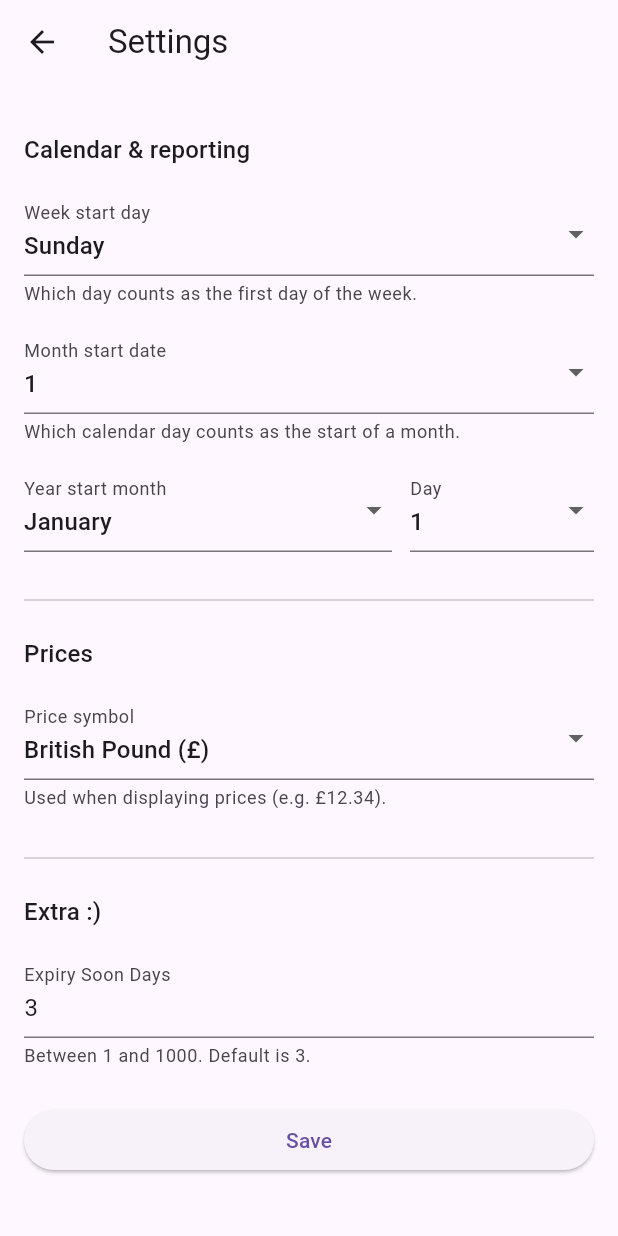
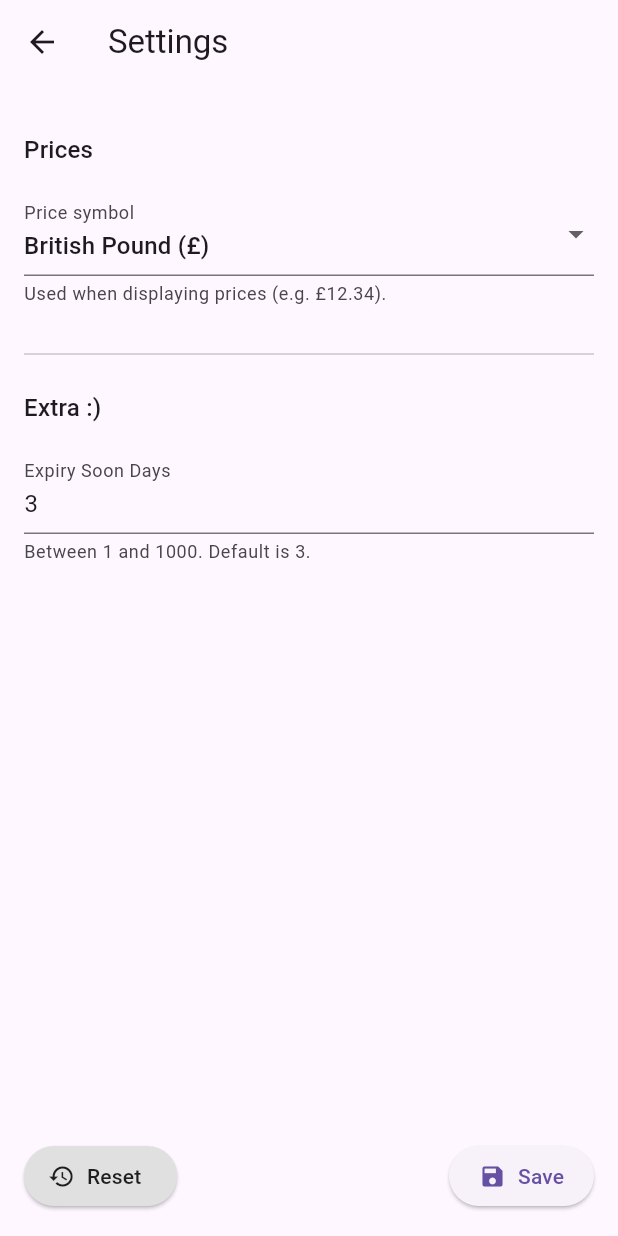
Before and after one commit to Tiny-Clowns/FridgeNaut, a Flutter app: the SettingsPage screen opened directly, on a phone screen of 412 x 824 dp. Run offline on Flutter 3.47's test engine with Material 3 defaults, Android fonts, the phone set to English and light mode, and no system bars; our stand-ins replace flutter_riverpod, image_picker, shared_preferences, sqflite; accounts and stored records are empty.

Commit message:
#43 Added reset button in settings page

```diff
--- a/project/flutter_fridge_app/lib/pages/settings.dart
+++ b/project/flutter_fridge_app/lib/pages/settings.dart
@@ -33,30 +33,30 @@ class _SettingsPageState extends ConsumerState<SettingsPage> {
 
   String _priceSymbol = defaultPriceSymbol;
 
-  static const _weekdayNames = <String>[
-    "Sunday",
-    "Monday",
-    "Tuesday",
-    "Wednesday",
-    "Thursday",
-    "Friday",
-    "Saturday",
-  ];
+  // static const _weekdayNames = <String>[
+  //   "Sunday",
+  //   "Monday",
+  //   "Tuesday",
+  //   "Wednesday",
+  //   "Thursday",
+  //   "Friday",
+  //   "Saturday",
+  // ];
 
-  static const _monthNames = <String>[
-    "January",
-    "February",
-    "March",
-    "April",
-    "May",
-    "June",
-    "July",
-    "August",
-    "September",
-    "October",
-    "November",
-    "December",
-  ];
+  // static const _monthNames = <String>[
+  //   "January",
+  //   "February",
+  //   "March",
+  //   "April",
+  //   "May",
+  //   "June",
+  //   "July",
+  //   "August",
+  //   "September",
+  //   "October",
+  //   "November",
+  //   "December",
+  // ];
 
   @override
   void initState() {
@@ -70,12 +70,12 @@ class _SettingsPageState extends ConsumerState<SettingsPage> {
     super.dispose();
   }
 
-  int _daysInMonth(int month) {
-    final year = DateTime.now().year;
-    final start = DateTime(year, month, 1);
-    final end = DateTime(year, month + 1, 1); // rolls over year automatically
-    return end.difference(start).inDays;
-  }
+  // int _daysInMonth(int month) {
+  //   final year = DateTime.now().year;
+  //   final start = DateTime(year, month, 1);
+  //   final end = DateTime(year, month + 1, 1); // rolls over year automatically
+  //   return end.difference(start).inDays;
+  // }
 
   Future<void> _load() async {
     setState(() {
@@ -125,129 +125,180 @@ class _SettingsPageState extends ConsumerState<SettingsPage> {
     ).showSnackBar(const SnackBar(content: Text("Saved")));
   }
 
+  Future<void> _reset() async {
+    // Show confirmation dialog
+    final confirmed = await showDialog<bool>(
+      context: context,
+      builder: (BuildContext context) {
+        return AlertDialog(
+          title: const Text("Reset Settings"),
+          content: const Text(
+            "Are you sure you want to reset all settings to their default values? This action cannot be undone.",
+          ),
+          actions: [
+            TextButton(
+              onPressed: () => Navigator.of(context).pop(false),
+              child: const Text("Cancel"),
+            ),
+            TextButton(
+              onPressed: () => Navigator.of(context).pop(true),
+              child: const Text("Reset"),
+            ),
+          ],
+        );
+      },
+    );
+
+    // If user didn't confirm, do nothing
+    if (confirmed != true) return;
+
+    // Reset to default values
+    setState(() {
+      _calendarSettings = const UserCalendarSettings.defaultValues();
+      _priceSymbol = defaultPriceSymbol;
+      _expirySoonDaysController.text = expirySoonDaysDefault.toString();
+    });
+
+    final prefs = await SharedPreferences.getInstance();
+
+    // Save default calendar settings via service
+    await _calendarSettingsService.save(_calendarSettings);
+
+    // Save default expirySoonDays
+    await prefs.setInt(expirySoonDaysPrefKey, expirySoonDaysDefault);
+
+    // Save default price symbol
+    await ref.read(priceSymbolProvider.notifier).setSymbol(defaultPriceSymbol);
+
+    if (!mounted) return;
+    ScaffoldMessenger.of(
+      context,
+    ).showSnackBar(const SnackBar(content: Text("Settings reset to defaults")));
+  }
+
   // ---------------------------------------------------------------------------
   // UI building helpers
   // ---------------------------------------------------------------------------
 
-  Widget _buildCalendarSection(BuildContext context) {
-    final maxYearStartDay = _daysInMonth(_calendarSettings.yearStartMonth);
+  // Widget _buildCalendarSection(BuildContext context) {
+  //   final maxYearStartDay = _daysInMonth(_calendarSettings.yearStartMonth);
 
-    return Column(
-      crossAxisAlignment: CrossAxisAlignment.start,
-      children: [
-        Text(
-          "Calendar & reporting",
-          style: Theme.of(context).textTheme.titleMedium,
-        ),
-        const SizedBox(height: 16),
+  //   return Column(
+  //     crossAxisAlignment: CrossAxisAlignment.start,
+  //     children: [
+  //       Text(
+  //         "Calendar & reporting",
+  //         style: Theme.of(context).textTheme.titleMedium,
+  //       ),
+  //       const SizedBox(height: 16),
 
-        // Week start day
-        DropdownButtonFormField<int>(
-          initialValue: _calendarSettings.weekStartDayIndex,
-          decoration: const InputDecoration(
-            labelText: "Week start day",
-            helperText: "Which day counts as the first day of the week.",
-          ),
-          items: List.generate(
-            _weekdayNames.length,
-            (i) => DropdownMenuItem(value: i, child: Text(_weekdayNames[i])),
-          ),
-          onChanged: (value) {
-            if (value == null) return;
-            setState(() {
-              _calendarSettings = _calendarSettings.copyWith(
-                weekStartDayIndex: value,
-              );
-            });
-          },
-        ),
-        const SizedBox(height: 16),
+  //       // Week start day
+  //       DropdownButtonFormField<int>(
+  //         initialValue: _calendarSettings.weekStartDayIndex,
+  //         decoration: const InputDecoration(
+  //           labelText: "Week start day",
+  //           helperText: "Which day counts as the first day of the week.",
+  //         ),
+  //         items: List.generate(
+  //           _weekdayNames.length,
+  //           (i) => DropdownMenuItem(value: i, child: Text(_weekdayNames[i])),
+  //         ),
+  //         onChanged: (value) {
+  //           if (value == null) return;
+  //           setState(() {
+  //             _calendarSettings = _calendarSettings.copyWith(
+  //               weekStartDayIndex: value,
+  //             );
+  //           });
+  //         },
+  //       ),
+  //       const SizedBox(height: 16),
 
-        // Month start date
-        DropdownButtonFormField<int>(
-          initialValue: _calendarSettings.monthStartDay,
-          decoration: const InputDecoration(
-            labelText: "Month start date",
-            helperText: "Which calendar day counts as the start of a month.",
-          ),
-          items: List.generate(
-            31,
-            (i) => DropdownMenuItem(value: i + 1, child: Text("${i + 1}")),
-          ),
-          onChanged: (value) {
-            if (value == null) return;
-            setState(() {
-              _calendarSettings = _calendarSettings.copyWith(
-                monthStartDay: value,
-              );
-            });
-          },
-        ),
-        const SizedBox(height: 16),
+  //       // Month start date
+  //       DropdownButtonFormField<int>(
+  //         initialValue: _calendarSettings.monthStartDay,
+  //         decoration: const InputDecoration(
+  //           labelText: "Month start date",
+  //           helperText: "Which calendar day counts as the start of a month.",
+  //         ),
+  //         items: List.generate(
+  //           31,
+  //           (i) => DropdownMenuItem(value: i + 1, child: Text("${i + 1}")),
+  //         ),
+  //         onChanged: (value) {
+  //           if (value == null) return;
+  //           setState(() {
+  //             _calendarSettings = _calendarSettings.copyWith(
+  //               monthStartDay: value,
+  //             );
+  //           });
+  //         },
+  //       ),
+  //       const SizedBox(height: 16),
 
-        // Year start: month + day
-        Row(
-          children: [
-            Expanded(
-              flex: 2,
-              child: DropdownButtonFormField<int>(
-                initialValue: _calendarSettings.yearStartMonth,
-                decoration: const InputDecoration(
-                  labelText: "Year start month",
-                ),
-                items: List.generate(
-                  _monthNames.length,
-                  (i) => DropdownMenuItem(
-                    value: i + 1,
-                    child: Text(_monthNames[i]),
-                  ),
-                ),
-                onChanged: (value) {
-                  if (value == null) return;
-                  setState(() {
-                    final newMonth = value;
-                    final maxDay = _daysInMonth(newMonth);
-                    final newDay = _calendarSettings.yearStartDay > maxDay
-                        ? maxDay
-                        : _calendarSettings.yearStartDay;
+  //       // Year start: month + day
+  //       Row(
+  //         children: [
+  //           Expanded(
+  //             flex: 2,
+  //             child: DropdownButtonFormField<int>(
+  //               initialValue: _calendarSettings.yearStartMonth,
+  //               decoration: const InputDecoration(
+  //                 labelText: "Year start month",
+  //               ),
+  //               items: List.generate(
+  //                 _monthNames.length,
+  //                 (i) => DropdownMenuItem(
+  //                   value: i + 1,
+  //                   child: Text(_monthNames[i]),
+  //                 ),
+  //               ),
+  //               onChanged: (value) {
+  //                 if (value == null) return;
+  //                 setState(() {
+  //                   final newMonth = value;
+  //                   final maxDay = _daysInMonth(newMonth);
+  //                   final newDay = _calendarSettings.yearStartDay > maxDay
+  //                       ? maxDay
+  //                       : _calendarSettings.yearStartDay;
 
-                    _calendarSettings = _calendarSettings.copyWith(
-                      yearStartMonth: newMonth,
-                      yearStartDay: newDay,
-                    );
-                  });
-                },
-              ),
-            ),
-            const SizedBox(width: 12),
-            Expanded(
-              flex: 1,
-              child: DropdownButtonFormField<int>(
-                initialValue: _calendarSettings.yearStartDay.clamp(
-                  1,
-                  maxYearStartDay,
-                ),
-                decoration: const InputDecoration(labelText: "Day"),
-                items: List.generate(
-                  maxYearStartDay,
-                  (i) =>
-                      DropdownMenuItem(value: i + 1, child: Text("${i + 1}")),
-                ),
-                onChanged: (value) {
-                  if (value == null) return;
-                  setState(() {
-                    _calendarSettings = _calendarSettings.copyWith(
-                      yearStartDay: value,
-                    );
-                  });
-                },
-              ),
-            ),
-          ],
-        ),
-      ],
-    );
-  }
+  //                   _calendarSettings = _calendarSettings.copyWith(
+  //                     yearStartMonth: newMonth,
+  //                     yearStartDay: newDay,
+  //                   );
+  //                 });
+  //               },
+  //             ),
+  //           ),
+  //           const SizedBox(width: 12),
+  //           Expanded(
+  //             flex: 1,
+  //             child: DropdownButtonFormField<int>(
+  //               initialValue: _calendarSettings.yearStartDay.clamp(
+  //                 1,
+  //                 maxYearStartDay,
+  //               ),
+  //               decoration: const InputDecoration(labelText: "Day"),
+  //               items: List.generate(
+  //                 maxYearStartDay,
+  //                 (i) =>
+  //                     DropdownMenuItem(value: i + 1, child: Text("${i + 1}")),
+  //               ),
+  //               onChanged: (value) {
+  //                 if (value == null) return;
+  //                 setState(() {
+  //                   _calendarSettings = _calendarSettings.copyWith(
+  //                     yearStartDay: value,
+  //                   );
+  //                 });
+  //               },
+  //             ),
+  //           ),
+  //         ],
+  //       ),
+  //     ],
+  //   );
+  // }
 
   Widget _buildPriceSection(BuildContext context) {
     return Column(
@@ -323,24 +374,62 @@ class _SettingsPageState extends ConsumerState<SettingsPage> {
 
     return Scaffold(
       appBar: AppBar(title: const Text("Settings")),
-      body: Padding(
-        padding: const EdgeInsets.all(16),
+      body: Stack(
+        children: [
+          Padding(
+            padding: const EdgeInsets.fromLTRB(16, 16, 16, 80),
             child: ListView(
               children: [
                 const SizedBox(height: 16),
-            _buildCalendarSection(context),
-            const SizedBox(height: 24),
-            const Divider(),
-            const SizedBox(height: 16),
+                // Calendar & reporting section - hidden for first release
+                // Uncomment for second version:
+                // _buildCalendarSection(context),
+                // const SizedBox(height: 24),
+                // const Divider(),
+                // const SizedBox(height: 16),
                 _buildPriceSection(context),
                 const SizedBox(height: 24),
                 const Divider(),
                 const SizedBox(height: 16),
                 _buildExpirySoonSection(context),
                 const SizedBox(height: 24),
-            ElevatedButton(onPressed: _save, child: const Text("Save")),
               ],
             ),
+          ),
+          // Bottom buttons: Reset (left) and Save (right)
+          Positioned(
+            left: 16,
+            right: 16,
+            bottom: 16,
+            child: Row(
+              mainAxisAlignment: MainAxisAlignment.spaceBetween,
+              children: [
+                // Reset button (bottom left)
+                ElevatedButton.icon(
+                  onPressed: _reset,
+                  icon: const Icon(Icons.restore, size: 18),
+                  label: const Text("Reset"),
+                  style: ElevatedButton.styleFrom(
+                    backgroundColor: Colors.grey[300],
+                    foregroundColor: Colors.black87,
+                  ),
+                ),
+                // Save button (bottom right)
+                ElevatedButton.icon(
+                  onPressed: _save,
+                  icon: const Icon(Icons.save, size: 18),
+                  label: const Text("Save"),
+                  style: ElevatedButton.styleFrom(
+                    padding: const EdgeInsets.symmetric(
+                      horizontal: 20,
+                      vertical: 10,
+                    ),
+                  ),
+                ),
+              ],
+            ),
+          ),
+        ],
       ),
     );
   }
```
Lines whose indentation alone changed are shown as unchanged.
